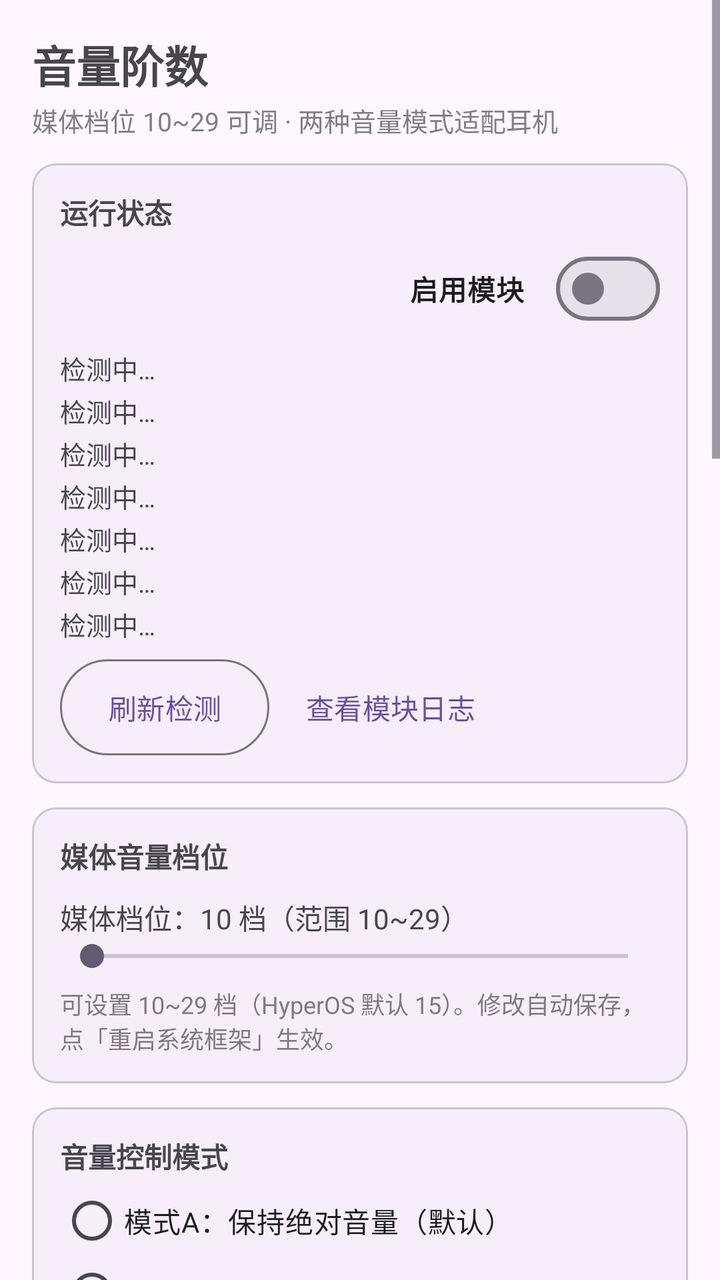
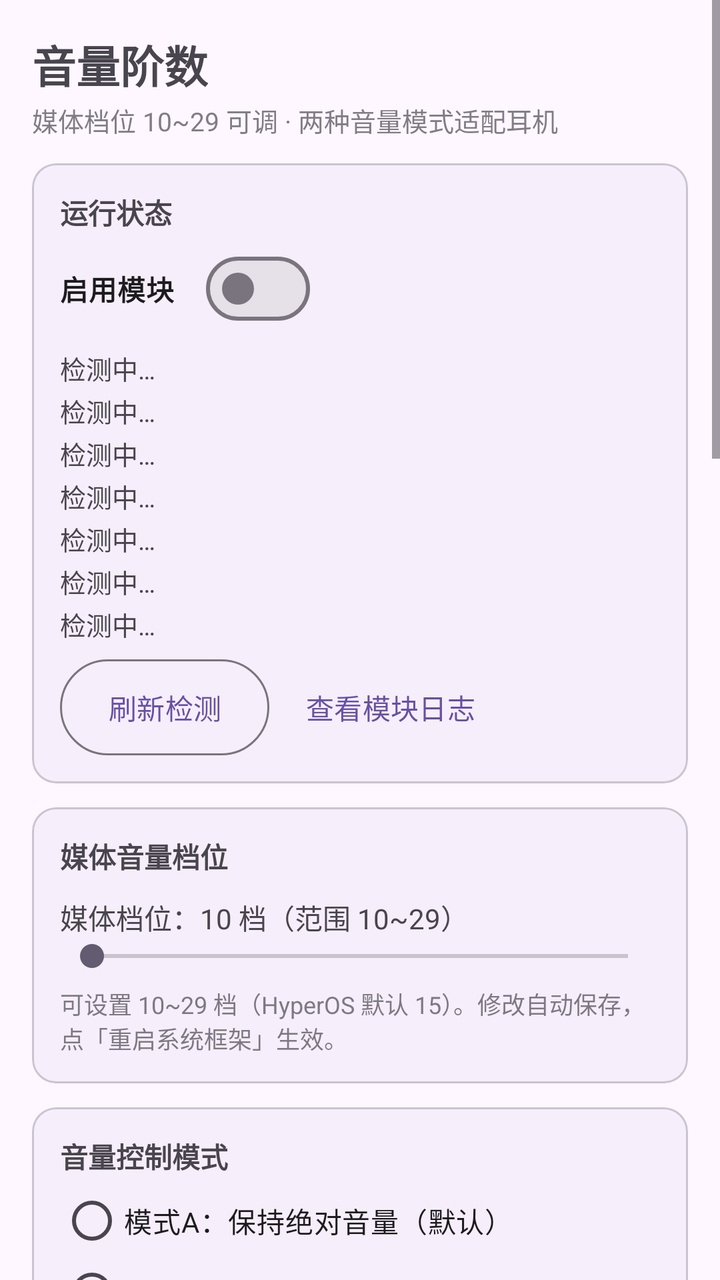

The first picture is an Android layout as it rendered before a commit; the second is the same layout after the commit. The layout source and the unified diff follow.
<!-- AndroidManifest.xml: application theme Theme.VolumeControl -->
<!-- res/layout/activity_main.xml -->
<?xml version="1.0" encoding="utf-8"?>
<ScrollView xmlns:android="http://schemas.android.com/apk/res/android"
    xmlns:app="http://schemas.android.com/apk/res-auto"
    android:layout_width="match_parent"
    android:layout_height="match_parent"
    android:fitsSystemWindows="true"
    android:fillViewport="true">

    <LinearLayout
        android:layout_width="match_parent"
        android:layout_height="wrap_content"
        android:orientation="vertical"
        android:padding="16dp">

        <TextView
            android:layout_width="wrap_content"
            android:layout_height="wrap_content"
            android:text="@string/app_name"
            android:textSize="22sp"
            android:textStyle="bold" />

        <TextView
            android:layout_width="wrap_content"
            android:layout_height="wrap_content"
            android:layout_marginTop="2dp"
            android:alpha="0.7"
            android:text="@string/app_subtitle"
            android:textSize="13sp" />

        
        <com.google.android.material.card.MaterialCardView
            android:layout_width="match_parent"
            android:layout_height="wrap_content"
            android:layout_marginTop="12dp"
            app:cardCornerRadius="12dp"
            app:cardElevation="1dp">

            <LinearLayout
                android:layout_width="match_parent"
                android:layout_height="wrap_content"
                android:orientation="vertical"
                android:padding="14dp">

                <TextView
                    android:layout_width="wrap_content"
                    android:layout_height="wrap_content"
                    android:text="@string/sec_status"
                    android:textStyle="bold" />

                <com.google.android.material.materialswitch.MaterialSwitch
                    android:id="@+id/switchEnable"
                    android:layout_width="wrap_content"
                    android:layout_height="wrap_content"
                    android:layout_gravity="end"
                    android:layout_marginTop="4dp"
                    android:text="@string/label_enable"
                    android:textStyle="bold" />

                <TextView
                    android:id="@+id/tvStatusRoot"
                    android:layout_width="match_parent"
                    android:layout_height="wrap_content"
                    android:layout_marginTop="6dp"
                    android:text="@string/status_detecting"
                    android:textSize="13sp" />

                <TextView
                    android:id="@+id/tvStatusLsposed"
                    android:layout_width="match_parent"
                    android:layout_height="wrap_content"
                    android:layout_marginTop="2dp"
                    android:text="@string/status_detecting"
                    android:textSize="13sp" />

                <TextView
                    android:id="@+id/tvStatusVolume"
                    android:layout_width="match_parent"
                    android:layout_height="wrap_content"
                    android:layout_marginTop="2dp"
                    android:text="@string/status_detecting"
                    android:textSize="13sp" />

                <TextView
                    android:id="@+id/tvStatusModule"
                    android:layout_width="match_parent"
                    android:layout_height="wrap_content"
                    android:layout_marginTop="2dp"
                    android:text="@string/status_detecting"
                    android:textSize="13sp" />

                <TextView
                    android:id="@+id/tvStatusBt"
                    android:layout_width="match_parent"
                    android:layout_height="wrap_content"
                    android:layout_marginTop="2dp"
                    android:text="@string/status_detecting"
                    android:textSize="13sp" />

                <TextView
                    android:id="@+id/tvStatusConfig"
                    android:layout_width="match_parent"
                    android:layout_height="wrap_content"
                    android:layout_marginTop="2dp"
                    android:text="@string/status_detecting"
                    android:textSize="13sp" />

                <TextView
                    android:id="@+id/tvStatusAv"
                    android:layout_width="match_parent"
                    android:layout_height="wrap_content"
                    android:layout_marginTop="2dp"
                    android:text="@string/status_detecting"
                    android:textSize="13sp" />

                <LinearLayout
                    android:layout_width="match_parent"
                    android:layout_height="wrap_content"
                    android:layout_marginTop="8dp"
                    android:orientation="horizontal">

                    <com.google.android.material.button.MaterialButton
                        android:id="@+id/btnRefresh"
                        style="@style/Widget.Material3.Button.OutlinedButton"
                        android:layout_width="wrap_content"
                        android:layout_height="wrap_content"
                        android:insetTop="0dp"
                        android:insetBottom="0dp"
                        android:text="@string/btn_refresh" />

                    <com.google.android.material.button.MaterialButton
                        android:id="@+id/btnLogs"
                        style="@style/Widget.Material3.Button.TextButton"
                        android:layout_width="wrap_content"
                        android:layout_height="wrap_content"
                        android:layout_marginStart="6dp"
                        android:insetTop="0dp"
                        android:insetBottom="0dp"
                        android:text="@string/btn_logs" />
                </LinearLayout>
            </LinearLayout>
        </com.google.android.material.card.MaterialCardView>

        
        <com.google.android.material.card.MaterialCardView
            android:layout_width="match_parent"
            android:layout_height="wrap_content"
            android:layout_marginTop="12dp"
            app:cardCornerRadius="12dp"
            app:cardElevation="1dp">

            <LinearLayout
                android:layout_width="match_parent"
                android:layout_height="wrap_content"
                android:orientation="vertical"
                android:padding="14dp">

                <TextView
                    android:layout_width="wrap_content"
                    android:layout_height="wrap_content"
                    android:text="@string/sec_media"
                    android:textStyle="bold" />

                <TextView
                    android:id="@+id/tvMediaSteps"
                    android:layout_width="match_parent"
                    android:layout_height="wrap_content"
                    android:layout_marginTop="10dp"
                    android:textSize="14sp"
                    android:text="@string/label_media_steps_default" />

                <SeekBar
                    android:id="@+id/seekMediaSteps"
                    android:layout_width="match_parent"
                    android:layout_height="wrap_content"
                    android:max="19" />

                <TextView
                    android:layout_width="match_parent"
                    android:layout_height="wrap_content"
                    android:layout_marginTop="6dp"
                    android:alpha="0.7"
                    android:text="@string/media_hint"
                    android:textSize="12sp" />
            </LinearLayout>
        </com.google.android.material.card.MaterialCardView>

        
        <com.google.android.material.card.MaterialCardView
            android:layout_width="match_parent"
            android:layout_height="wrap_content"
            android:layout_marginTop="12dp"
            app:cardCornerRadius="12dp"
            app:cardElevation="1dp">

            <LinearLayout
                android:layout_width="match_parent"
                android:layout_height="wrap_content"
                android:orientation="vertical"
                android:padding="14dp">

                <TextView
                    android:layout_width="wrap_content"
                    android:layout_height="wrap_content"
                    android:text="@string/sec_bt"
                    android:textStyle="bold" />

                <RadioGroup
                    android:id="@+id/radioBtMode"
                    android:layout_width="match_parent"
                    android:layout_height="wrap_content"
                    android:layout_marginTop="4dp"
                    android:orientation="vertical">

                    <RadioButton
                        android:id="@+id/radioModeAbsolute"
                        android:layout_width="match_parent"
                        android:layout_height="wrap_content"
                        android:minHeight="36dp"
                        android:text="@string/mode_absolute" />

                    <RadioButton
                        android:id="@+id/radioModeSoftware"
                        android:layout_width="match_parent"
                        android:layout_height="wrap_content"
                        android:minHeight="36dp"
                        android:text="@string/mode_software" />
                </RadioGroup>

                <TextView
                    android:layout_width="match_parent"
                    android:layout_height="wrap_content"
                    android:layout_marginTop="2dp"
                    android:alpha="0.7"
                    android:text="@string/mode_hint"
                    android:textSize="12sp" />

                <TextView
                    android:id="@+id/tvAvrcpSummary"
                    android:layout_width="match_parent"
                    android:layout_height="wrap_content"
                    android:layout_marginTop="10dp"
                    android:textSize="13sp" />

                <TextView
                    android:id="@+id/tvAvrcpDetail"
                    android:layout_width="match_parent"
                    android:layout_height="wrap_content"
                    android:layout_marginTop="6dp"
                    android:fontFamily="monospace"
                    android:textSize="11sp" />
            </LinearLayout>
        </com.google.android.material.card.MaterialCardView>

        
        <com.google.android.material.card.MaterialCardView
            android:layout_width="match_parent"
            android:layout_height="wrap_content"
            android:layout_marginTop="12dp"
            app:cardCornerRadius="12dp"
            app:cardElevation="1dp">

            <LinearLayout
                android:layout_width="match_parent"
                android:layout_height="wrap_content"
                android:orientation="vertical"
                android:padding="14dp">

                <TextView
                    android:layout_width="wrap_content"
                    android:layout_height="wrap_content"
                    android:text="@string/sec_bt_range"
                    android:textStyle="bold" />

                <TextView
                    android:id="@+id/tvMinAbs"
                    android:layout_width="match_parent"
                    android:layout_height="wrap_content"
                    android:layout_marginTop="6dp"
                    android:textSize="14sp" />

                <SeekBar
                    android:id="@+id/seekMinAbs"
                    android:layout_width="match_parent"
                    android:layout_height="wrap_content"
                    android:max="127" />

                <TextView
                    android:id="@+id/tvMaxAbs"
                    android:layout_width="match_parent"
                    android:layout_height="wrap_content"
                    android:textSize="14sp" />

                <SeekBar
                    android:id="@+id/seekMaxAbs"
                    android:layout_width="match_parent"
                    android:layout_height="wrap_content"
                    android:max="127" />

                
                <TextView
                    android:id="@+id/tvAttenMultiplier"
                    android:layout_width="match_parent"
                    android:layout_height="wrap_content"
                    android:layout_marginTop="8dp"
                    android:textSize="14sp"
                    android:visibility="gone" />

                <SeekBar
                    android:id="@+id/seekAttenMultiplier"
                    android:layout_width="match_parent"
                    android:layout_height="wrap_content"
                    android:max="200"
                    android:progress="100"
                    android:visibility="gone" />

                <TextView
                    android:id="@+id/tvRangeHint"
                    android:layout_width="match_parent"
                    android:layout_height="wrap_content"
                    android:alpha="0.7"
                    android:text="@string/range_hint"
                    android:textSize="12sp" />
            </LinearLayout>
        </com.google.android.material.card.MaterialCardView>

        
        <com.google.android.material.card.MaterialCardView
            android:layout_width="match_parent"
            android:layout_height="wrap_content"
            android:layout_marginTop="12dp"
            app:cardCornerRadius="12dp"
            app:cardElevation="1dp">

            <LinearLayout
                android:layout_width="match_parent"
                android:layout_height="wrap_content"
                android:orientation="vertical"
                android:padding="14dp">

                <TextView
                    android:layout_width="wrap_content"
                    android:layout_height="wrap_content"
                    android:text="@string/sec_actions"
                    android:textStyle="bold" />

                <TextView
                    android:id="@+id/tvPending"
                    android:layout_width="match_parent"
                    android:layout_height="wrap_content"
                    android:layout_marginTop="6dp"
                    android:textSize="13sp" />

                <com.google.android.material.button.MaterialButton
                    android:id="@+id/btnRestartBt"
                    style="@style/Widget.Material3.Button.OutlinedButton"
                    android:layout_width="match_parent"
                    android:layout_height="wrap_content"
                    android:layout_marginTop="8dp"
                    android:text="@string/btn_restart_bt" />

                <com.google.android.material.button.MaterialButton
                    android:id="@+id/btnApplyRestart"
                    android:layout_width="match_parent"
                    android:layout_height="wrap_content"
                    android:layout_marginTop="6dp"
                    android:text="@string/btn_apply_restart" />

                <com.google.android.material.button.MaterialButton
                    android:id="@+id/btnReset"
                    style="@style/Widget.Material3.Button.OutlinedButton"
                    android:layout_width="match_parent"
                    android:layout_height="wrap_content"
                    android:layout_marginTop="6dp"
                    android:text="@string/btn_reset" />

                <TextView
                    android:layout_width="match_parent"
                    android:layout_height="wrap_content"
                    android:layout_marginTop="10dp"
                    android:alpha="0.7"
                    android:text="@string/ops_hint"
                    android:textSize="12sp" />
            </LinearLayout>
        </com.google.android.material.card.MaterialCardView>

        
        <com.google.android.material.card.MaterialCardView
            android:layout_width="match_parent"
            android:layout_height="wrap_content"
            android:layout_marginTop="12dp"
            android:layout_marginBottom="16dp"
            app:cardCornerRadius="12dp"
            app:cardElevation="1dp">

            <LinearLayout
                android:layout_width="match_parent"
                android:layout_height="wrap_content"
                android:orientation="vertical"
                android:padding="14dp">

                <TextView
                    android:layout_width="wrap_content"
                    android:layout_height="wrap_content"
                    android:text="@string/sec_guide"
                    android:textStyle="bold" />

                <TextView
                    android:layout_width="match_parent"
                    android:layout_height="wrap_content"
                    android:layout_marginTop="6dp"
                    android:lineSpacingExtra="3dp"
                    android:text="@string/guide_text"
                    android:textSize="13sp" />
            </LinearLayout>
        </com.google.android.material.card.MaterialCardView>
    </LinearLayout>
</ScrollView>
<!-- resources referenced by this layout -->
<resources>
  <string name="app_name">音量阶数</string>
  <string name="app_subtitle">媒体档位 10~29 可调 · 两种音量模式适配耳机</string>
  <string name="btn_apply_restart">重启系统框架（媒体档位数修改后）</string>
  <string name="btn_logs">查看模块日志</string>
  <string name="btn_refresh">刷新检测</string>
  <string name="btn_reset">恢复系统默认（关闭模块）</string>
  <string name="btn_restart_bt">重启蓝牙 (模式/音量范围调整后)</string>
  <string name="guide_text" formatted="false">1. 在 LSPosed 中启用本模块，然后重启系统框架（本页按钮即可）。
  
  2. 媒体音量档位：可设置 10~29 档（HyperOS 默认 15），只影响媒体流（音乐/视频）。修改档位数后点「重启系统框架」，期间黑屏属正常现象。
  
  3. 模式A（默认，保持绝对音量）：蓝牙耳机保持绝对音量控制，手机系统音量线性不变。档位经 sqrt 低音量增强曲线映射为 AVRCP 音量（0~127）。
  
  4. 模式B（低音量问题首选）：停用蓝牙绝对音量，由手机端软件衰减音频信号，耳机固定自身硬件音量；音量范围和衰减乘数对有线+蓝牙均生效。
  
  5. 音量范围：两种模式分别保存独立的音量范围（最小/最大/衰减乘数）。
  
  6. 生效方式：修改自动保存。切换模式或调整音量范围后需点「重启蓝牙」生效；仅媒体档位数修改后需点「重启系统框架」。
  
  7. 恢复默认：点「恢复系统默认」并重启生效；或在 LSPosed 中停用模块后重启手机。
  
  8. 排查：状态区查看「系统配置键」与媒体档位是否生效；点「查看模块日志」查看模块自写日志。</string>
  <string name="label_enable">启用模块</string>
  <string name="label_media_steps_default">媒体档位：10 档（范围 10~29）</string>
  <string name="media_hint">可设置 10~29 档（HyperOS 默认 15）。修改自动保存，点「重启系统框架」生效。</string>
  <string name="mode_absolute">模式A：保持绝对音量（默认）</string>
  <string name="mode_hint" formatted="false">模式A：保持蓝牙耳机绝对音量控制，手机系统音量线性不变。模式B：停用蓝牙绝对音量，由手机端软件衰减音频，耳机固定自身硬件音量。两种模式的音量范围均对所有音频设备（有线 + 蓝牙）立即生效。</string>
  <string name="mode_software">模式B：停用绝对音量（手机端衰减）</string>
  <string name="ops_hint">修改后自动保存。切换模式或调整音量范围后需点「重启蓝牙」；仅媒体档位数修改后需点「重启系统框架」。</string>
  <string name="range_hint" formatted="false">两种模式分别保存独立的音量范围。模式A：仅对蓝牙耳机 AVRCP 映射生效（「最小」抬高第 1 档，「最大」限制最高音量）。模式B：对有线+蓝牙均生效，额外提供「衰减乘数」。</string>
  <string name="sec_actions">操作</string>
  <string name="sec_bt">音量控制模式</string>
  <string name="sec_bt_range">音量范围</string>
  <string name="sec_guide">使用说明</string>
  <string name="sec_media">媒体音量档位</string>
  <string name="sec_status">运行状态</string>
  <string name="status_detecting">检测中…</string>
  <style name="Theme.VolumeControl" parent="Theme.Material3.DayNight.NoActionBar" />
</resources>

<!-- the commit's change to res/layout/activity_main.xml (unified diff, before → after) -->
@@ -51,7 +51,6 @@
                     android:id="@+id/switchEnable"
                     android:layout_width="wrap_content"
                     android:layout_height="wrap_content"
-                    android:layout_gravity="end"
                     android:layout_marginTop="4dp"
                     android:text="@string/label_enable"
                     android:textStyle="bold" />
